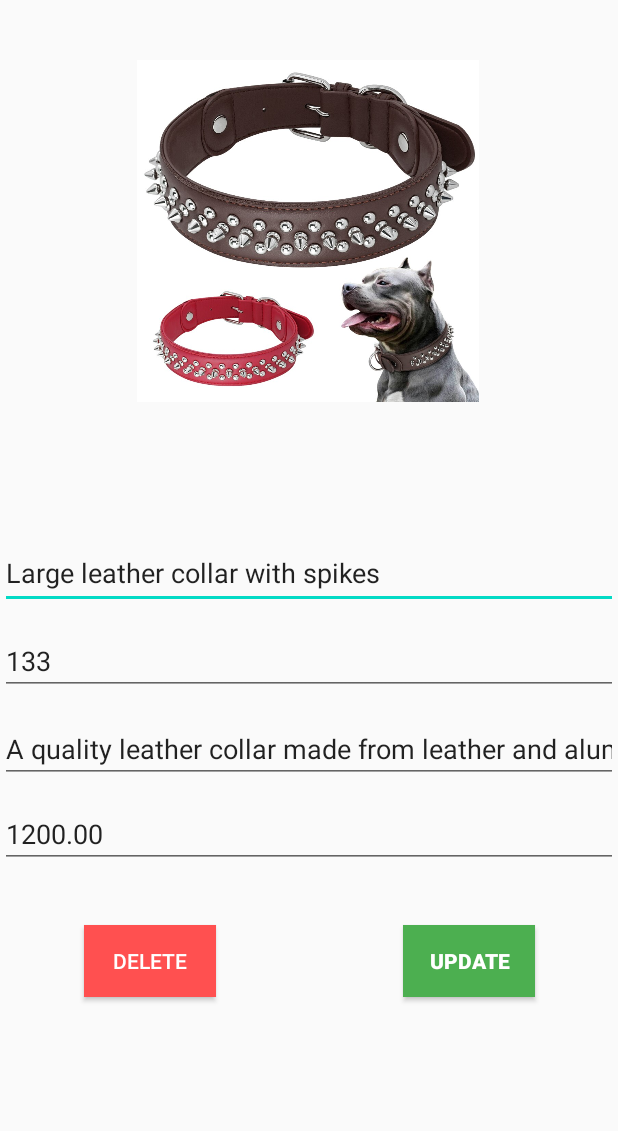
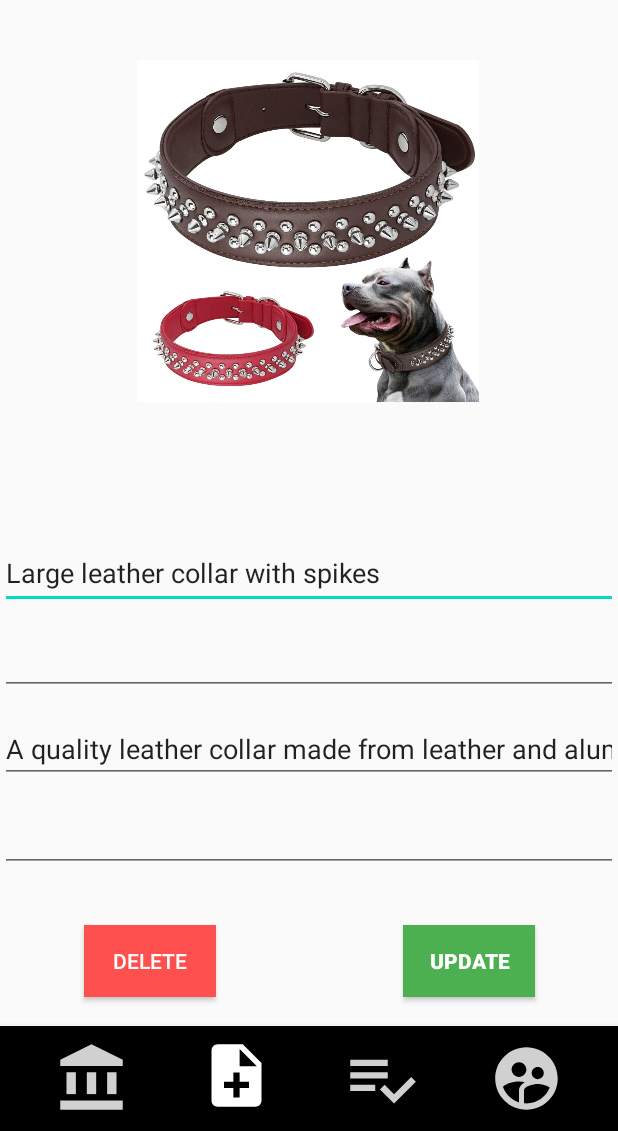
Before and after one commit to Sandun01/MAD_Project, an Android app: the woofadmin_selectedProductView screen opened directly, with no data from a screen before it, on a phone screen of 412 x 824 dp, the part 105-1236 px from its top. Run offline under Robolectric (Android 15) with nearby library versions, the phone set to English and light mode, and no system bars; our stand-ins replace Firebase (no records; nobody signed in at launch, a user with empty details on screens opened directly), Picasso; Roboto replaces fonts that are not available here.

Commit message:
ravija bottom navigation created

```diff
--- /dev/null
+++ b/app/src/main/res/drawable-v24/ic_admin_navbar_admin_items.xml
@@ -0,0 +1,10 @@
+<vector xmlns:android="http://schemas.android.com/apk/res/android"
+    android:width="24dp"
+    android:height="24dp"
+    android:viewportWidth="24"
+    android:viewportHeight="24"
+    android:tint="?attr/colorControlNormal">
+  <path
+      android:fillColor="@android:color/white"
+      android:pathData="M14,2L6,2c-1.1,0 -1.99,0.9 -1.99,2L4,20c0,1.1 0.89,2 1.99,2L18,22c1.1,0 2,-0.9 2,-2L20,8l-6,-6zM16,16h-3v3h-2v-3L8,16v-2h3v-3h2v3h3v2zM13,9L13,3.5L18.5,9L13,9z"/>
+</vector>
--- /dev/null
+++ b/app/src/main/res/drawable-v24/ic_admin_navbar_admin_orders.xml
@@ -0,0 +1,10 @@
+<vector xmlns:android="http://schemas.android.com/apk/res/android"
+    android:width="24dp"
+    android:height="24dp"
+    android:viewportWidth="24"
+    android:viewportHeight="24"
+    android:tint="?attr/colorControlNormal">
+  <path
+      android:fillColor="@android:color/white"
+      android:pathData="M14,10H2v2h12V10zM14,6H2v2h12V6zM2,16h8v-2H2V16zM21.5,11.5L23,13l-6.99,7l-4.51,-4.5L13,14l3.01,3L21.5,11.5z"/>
+</vector>
--- /dev/null
+++ b/app/src/main/res/drawable-v24/ic_admin_navbar_adminprofile.xml
@@ -0,0 +1,10 @@
+<vector xmlns:android="http://schemas.android.com/apk/res/android"
+    android:width="24dp"
+    android:height="24dp"
+    android:viewportWidth="24"
+    android:viewportHeight="24"
+    android:tint="?attr/colorControlNormal">
+  <path
+      android:fillColor="@android:color/white"
+      android:pathData="M11.99,2c-5.52,0 -10,4.48 -10,10s4.48,10 10,10 10,-4.48 10,-10 -4.48,-10 -10,-10zM15.6,8.34c1.07,0 1.93,0.86 1.93,1.93 0,1.07 -0.86,1.93 -1.93,1.93 -1.07,0 -1.93,-0.86 -1.93,-1.93 -0.01,-1.07 0.86,-1.93 1.93,-1.93zM9.6,6.76c1.3,0 2.36,1.06 2.36,2.36 0,1.3 -1.06,2.36 -2.36,2.36s-2.36,-1.06 -2.36,-2.36c0,-1.31 1.05,-2.36 2.36,-2.36zM9.6,15.89v3.75c-2.4,-0.75 -4.3,-2.6 -5.14,-4.96 1.05,-1.12 3.67,-1.69 5.14,-1.69 0.53,0 1.2,0.08 1.9,0.22 -1.64,0.87 -1.9,2.02 -1.9,2.68zM11.99,20c-0.27,0 -0.53,-0.01 -0.79,-0.04v-4.07c0,-1.42 2.94,-2.13 4.4,-2.13 1.07,0 2.92,0.39 3.84,1.15 -1.17,2.97 -4.06,5.09 -7.45,5.09z"/>
+</vector>
--- /dev/null
+++ b/app/src/main/res/drawable-v24/ic_admin_navbar_organizations.xml
@@ -0,0 +1,22 @@
+<vector xmlns:android="http://schemas.android.com/apk/res/android"
+    android:width="24dp"
+    android:height="24dp"
+    android:viewportWidth="24"
+    android:viewportHeight="24"
+    android:tint="?attr/colorControlNormal">
+  <path
+      android:fillColor="@android:color/white"
+      android:pathData="M4,10h3v7h-3z"/>
+  <path
+      android:fillColor="@android:color/white"
+      android:pathData="M10.5,10h3v7h-3z"/>
+  <path
+      android:fillColor="@android:color/white"
+      android:pathData="M2,19h20v3h-20z"/>
+  <path
+      android:fillColor="@android:color/white"
+      android:pathData="M17,10h3v7h-3z"/>
+  <path
+      android:fillColor="@android:color/white"
+      android:pathData="M12,1l-10,5l0,2l20,0l0,-2z"/>
+</vector>
--- a/app/src/main/res/layout/activity_woofadmin_selected_product_view.xml
+++ b/app/src/main/res/layout/activity_woofadmin_selected_product_view.xml
@@ -71,19 +71,6 @@
             app:layout_constraintVertical_bias="0.563" />
 
         <EditText
-            android:id="@+id/EtinputUnitPrice"
-            android:layout_width="0dp"
-            android:layout_height="wrap_content"
-            android:ems="10"
-            android:inputType="textPersonName"
-            android:text="@string/woofshop_stock"
-            app:layout_constraintBottom_toBottomOf="parent"
-            app:layout_constraintEnd_toEndOf="parent"
-            app:layout_constraintStart_toStartOf="parent"
-            app:layout_constraintTop_toTopOf="parent"
-            app:layout_constraintVertical_bias="0.654" />
-
-        <EditText
             android:id="@+id/EtinputDescription"
             android:layout_width="0dp"
             android:layout_height="wrap_content"
@@ -96,19 +83,6 @@
             app:layout_constraintStart_toStartOf="parent"
             app:layout_constraintTop_toTopOf="parent"
             app:layout_constraintVertical_bias="0.746" />
-
-        <EditText
-            android:id="@+id/EtinputQty"
-            android:layout_width="0dp"
-            android:layout_height="wrap_content"
-            android:ems="10"
-            android:inputType="textPersonName"
-            android:text="@string/woofshop_price"
-            app:layout_constraintBottom_toBottomOf="parent"
-            app:layout_constraintEnd_toEndOf="parent"
-            app:layout_constraintStart_toStartOf="parent"
-            app:layout_constraintTop_toTopOf="parent"
-            app:layout_constraintVertical_bias="0.835" />
 
         <Button
             android:id="@+id/btnProdViewDel"
@@ -138,17 +112,43 @@
             app:layout_constraintStart_toStartOf="parent"
             app:layout_constraintTop_toTopOf="parent"
             app:layout_constraintVertical_bias="0.97" />
+
+        <EditText
+            android:id="@+id/EtinputUnitPrice"
+            android:layout_width="0dp"
+            android:layout_height="wrap_content"
+            android:ems="10"
+            android:inputType="numberDecimal"
+            app:layout_constraintBottom_toBottomOf="parent"
+            app:layout_constraintEnd_toEndOf="parent"
+            app:layout_constraintHorizontal_bias="1.0"
+            app:layout_constraintStart_toStartOf="parent"
+            app:layout_constraintTop_toTopOf="parent"
+            app:layout_constraintVertical_bias="0.839" />
+
+        <EditText
+            android:id="@+id/EtinputQty"
+            android:layout_width="0dp"
+            android:layout_height="wrap_content"
+            android:ems="10"
+            android:inputType="number"
+            app:layout_constraintBottom_toBottomOf="parent"
+            app:layout_constraintEnd_toEndOf="parent"
+            app:layout_constraintStart_toStartOf="parent"
+            app:layout_constraintTop_toTopOf="parent"
+            app:layout_constraintVertical_bias="0.654" />
+
     </androidx.constraintlayout.widget.ConstraintLayout>
     <!--body end-->
-<!--    <com.google.android.material.bottomnavigation.BottomNavigationView-->
-<!--        android:id="@+id/app_admin_bottom_navigationbar"-->
-<!--        android:layout_width="match_parent"-->
-<!--        android:layout_height="70dp"-->
-<!--        android:layout_alignParentBottom="true"-->
-<!--        android:background="@color/colorBtnblack"-->
-<!--        app:itemIconSize="50dp"-->
-<!--        app:itemIconTint="@drawable/app_bottom_navibar_selector"-->
-<!--        app:menu="@menu/app_adminbottom_navibar_menue" />-->
+    <com.google.android.material.bottomnavigation.BottomNavigationView
+        android:id="@+id/app_admin_bottom_navigationbar"
+        android:layout_width="match_parent"
+        android:layout_height="70dp"
+        android:layout_alignParentBottom="true"
+        android:background="@color/colorBtnblack"
+        app:itemIconSize="50dp"
+        app:itemIconTint="@drawable/app_bottom_navibar_selector"
+        app:menu="@menu/app_adminbottom_navibar_menue" />
 
 
 </RelativeLayout>
--- /dev/null
+++ b/app/src/main/res/menu/app_adminbottom_navibar_menue.xml
@@ -0,0 +1,25 @@
+<?xml version="1.0" encoding="utf-8"?>
+<menu xmlns:android="http://schemas.android.com/apk/res/android">
+
+    <item
+        android:id="@+id/bottomNaviBar_adminOrganizations"
+        android:icon="@drawable/ic_admin_navbar_organizations"
+        android:title="" />
+
+    <item
+        android:id="@+id/bottomNaviBar_adminItems"
+        android:icon="@drawable/ic_admin_navbar_admin_items"
+        android:title="" />
+
+    <item
+        android:id="@+id/bottomNaviBar_adminOrders"
+        android:icon="@drawable/ic_admin_navbar_admin_orders"
+        android:title="" />
+
+    <item
+        android:id="@+id/bottomNaviBar_adminProfile"
+        android:icon="@drawable/ic_admin_navbar_adminprofile"
+        android:title=""/>
+
+
+</menu>
```
Also changed, not shown: app/src/main/java/com/example/mad/woofadmin_addItem.java (+44 -39 lines), app/src/main/java/com/example/mad/woofadmin_selectedProductView.java (+56 -41 lines), app/src/main/java/com/example/mad/woofadmin_viewProduct.java (+38 -34 lines), app/src/main/res/layout/activity_woofadmin_add_item.xml (+9 -9 lines), app/src/main/res/layout/activity_woofadmin_view_product.xml (+10 -9 lines).
